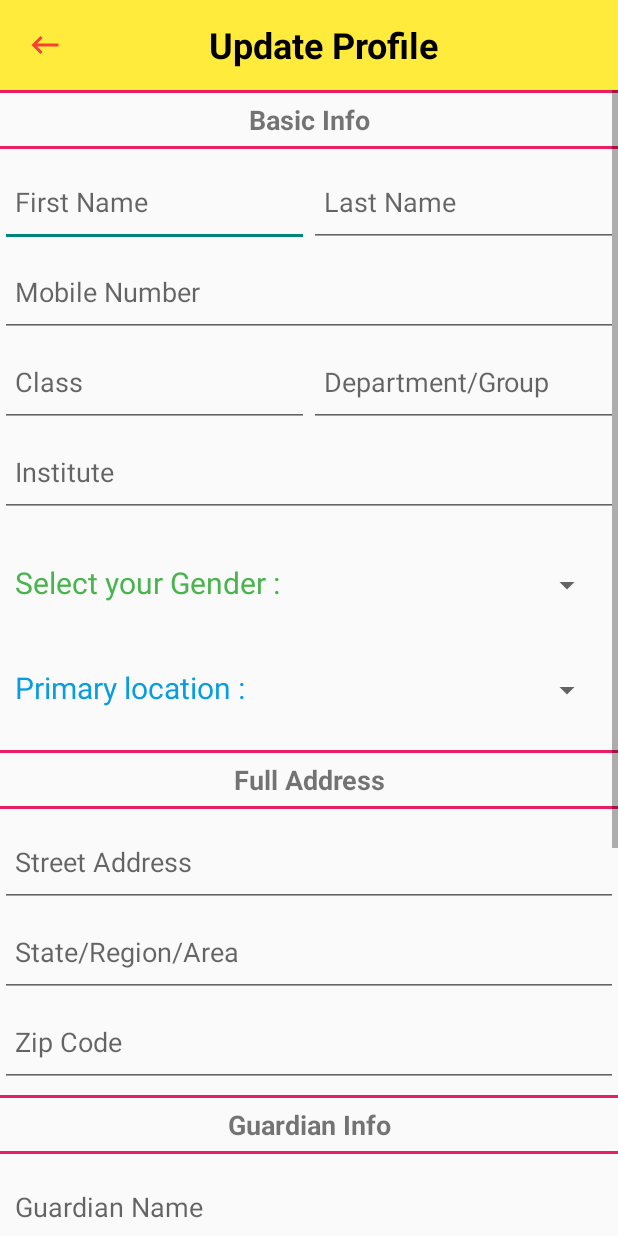
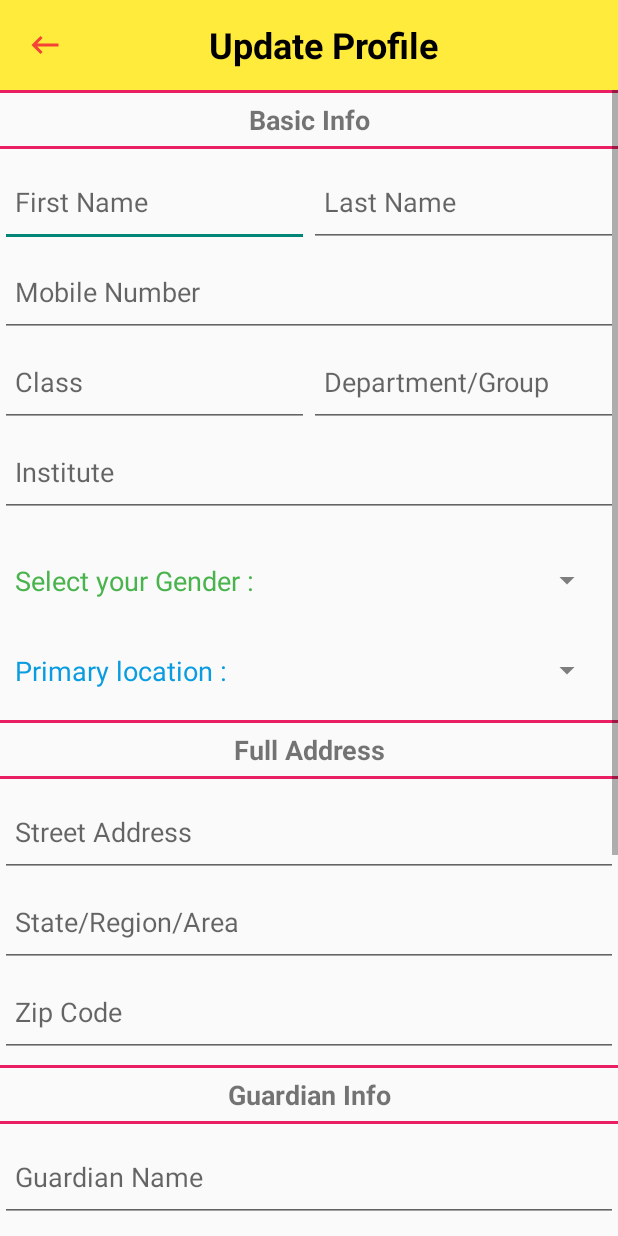
Before and after one commit to shiiifuuuu/DCC_Project_Tutor_Finder, an Android app: the layout activity_update_student_profile.xml on its own in the app's theme, with its tools: preview values and no code run, on a phone screen of 412 x 824 dp. Run offline under Robolectric (Android 15) with nearby library versions, the phone set to English and light mode, and no system bars.

Commit message:
spinner to textview

```diff
--- a/app/src/main/java/com/teamocta/dcc_project/studentActivity/StudentProfileActivity.java
+++ b/app/src/main/java/com/teamocta/dcc_project/studentActivity/StudentProfileActivity.java
@@ -107,7 +107,7 @@ public class StudentProfileActivity extends AppCompatActivity {
         binding.tvUserName.setText(currentStudent.getFirstName() + " " + currentStudent.getLastName());
         binding.tvUserEmail.setText(currentStudent.getEmail());
         binding.tvUserMobile.setText(currentStudent.getMobile());
-        binding.tvUserLocation.setText(currentStudent.getLocation() + ", Dhaka");
+        binding.tvUserLocation.setText(currentStudent.getLocation());
         binding.tvUserGender.setText(currentStudent.getGender());
         if(currentStudent.getImageUrl()!=null){
             Glide.with(this).load(currentStudent.getImageUrl()).into(binding.ivProfilePic);
@@ -131,7 +131,7 @@ public class StudentProfileActivity extends AppCompatActivity {
     //-------PROFILE PIC UPDATE-------
     public void btnUpdatePicClicked(View view) {
 
-        builder.setMessage("Choose Image using...").setPositiveButton("Camera", new DialogInterface.OnClickListener() {
+        builder.setMessage("Choose Image using...").setCancelable(true).setPositiveButton("Camera", new DialogInterface.OnClickListener() {
             @Override
             public void onClick(DialogInterface dialogInterface, int i) {
                 Intent cameraIntent = new Intent(MediaStore.ACTION_IMAGE_CAPTURE);
@@ -241,6 +241,8 @@ public class StudentProfileActivity extends AppCompatActivity {
         intent.putExtra("studentClass", binding.tvUserClass.getText().toString());
         intent.putExtra("department", currentStudent.getDepartment());
         intent.putExtra("institute", binding.tvUserInstitute.getText().toString());
+        intent.putExtra("gender", binding.tvUserGender.getText().toString());
+        intent.putExtra("location", binding.tvUserLocation.getText().toString());
         intent.putExtra("streetAddress", currentStudent.getStreetAddress());
         intent.putExtra("areaAddress", currentStudent.getAreaAddress());
         intent.putExtra("zipCode", currentStudent.getZipCode());
--- a/app/src/main/java/com/teamocta/dcc_project/tutorActivity/TutorProfileActivity.java
+++ b/app/src/main/java/com/teamocta/dcc_project/tutorActivity/TutorProfileActivity.java
@@ -125,7 +125,7 @@ public class TutorProfileActivity extends AppCompatActivity {
 
     //-------PROFILE PIC UPDATE-------
     public void btnUpdatePicClicked(View view) {
-        builder.setMessage("Choose Image using...").setPositiveButton("Camera", new DialogInterface.OnClickListener() {
+        builder.setMessage("Choose Image using...").setCancelable(true).setPositiveButton("Camera", new DialogInterface.OnClickListener() {
             @Override
             public void onClick(DialogInterface dialogInterface, int i) {
                 Intent cameraIntent = new Intent(MediaStore.ACTION_IMAGE_CAPTURE);
@@ -150,10 +150,14 @@ public class TutorProfileActivity extends AppCompatActivity {
             Bitmap imageBitmap = (Bitmap) extras.get("data");
             binding.ivProfilePic.setImageBitmap(imageBitmap);
             mImageUri = getImageUri(getApplicationContext(), imageBitmap);
+
             saveImage();
+
         }else if(requestCode == GALLERY_CODE && resultCode == RESULT_OK && data!=null && data.getData()!=null){
             mImageUri = data.getData();
+
             saveImage();
+
         }else{
             builder.setMessage("Could not get any image.!!").create().show();
         }
--- /dev/null
+++ b/app/src/main/res/drawable/ic_arrow_drop_down_black_24dp.xml
@@ -0,0 +1,9 @@
+<vector xmlns:android="http://schemas.android.com/apk/res/android"
+        android:width="24dp"
+        android:height="24dp"
+        android:viewportWidth="24.0"
+        android:viewportHeight="24.0">
+    <path
+        android:fillColor="#7E7E7E"
+        android:pathData="M7,10l5,5 5,-5z"/>
+</vector>
--- a/app/src/main/res/layout/activity_update_student_profile.xml
+++ b/app/src/main/res/layout/activity_update_student_profile.xml
@@ -126,7 +126,7 @@
                     android:padding="10sp"/>
                 <LinearLayout
                     android:layout_width="match_parent"
-                    android:layout_height="60sp"
+                    android:layout_height="50sp"
                     android:orientation="horizontal"
                     android:layout_marginTop="20sp"
                     android:padding="10sp">
@@ -135,18 +135,21 @@
                         android:layout_height="wrap_content"
                         android:layout_weight="1"
                         android:text="Select your Gender :"
-                        android:textSize="20sp"
+                        android:textSize="18sp"
                         android:textColor="#49B34D"/>
-                    <Spinner
-                        android:id="@+id/spnrGender"
+                    <TextView
+                        android:id="@+id/tvGender"
                         android:layout_width="match_parent"
                         android:layout_height="wrap_content"
                         android:layout_weight="1"
-                        android:entries="@array/gender"></Spinner>
+                        android:onClick="tvGenderClicked"
+                        android:drawableRight="@drawable/ic_arrow_drop_down_black_24dp"
+                        android:layout_marginEnd="12sp"
+                        android:textSize="18sp" />
                 </LinearLayout>
                 <LinearLayout
                     android:layout_width="match_parent"
-                    android:layout_height="60sp"
+                    android:layout_height="50sp"
                     android:orientation="horizontal"
                     android:layout_marginTop="10sp"
                     android:padding="10sp">
@@ -155,15 +158,17 @@
                         android:layout_height="wrap_content"
                         android:layout_weight="1"
                         android:text="Primary location :"
-                        android:textSize="20sp"
+                        android:textSize="18sp"
                         android:textColor="#099CE0"/>
-                    <Spinner
-                        android:id="@+id/spnrLocation"
+                    <TextView
+                        android:id="@+id/tvLocation"
                         android:layout_width="match_parent"
                         android:layout_height="wrap_content"
                         android:layout_weight="1"
-                        android:entries="@array/location"
-                        android:textSize="20sp"></Spinner>
+                        android:onClick="tvLocationClicked"
+                        android:drawableRight="@drawable/ic_arrow_drop_down_black_24dp"
+                        android:layout_marginEnd="12sp"
+                        android:textSize="18sp"/>
                 </LinearLayout>
                 <View
                     android:layout_width="match_parent"
@@ -264,7 +269,7 @@
 
                 <LinearLayout
                     android:layout_width="match_parent"
-                    android:layout_height="wrap_content"
+                    android:layout_height="40sp"
                     android:orientation="horizontal">
                     <TextView
                         android:layout_width="match_parent"
@@ -273,16 +278,19 @@
                         android:text="Days per week: "
                         android:textSize="18sp"
                         android:padding="5sp"/>
-                    <Spinner
+                    <TextView
                         android:layout_width="match_parent"
                         android:layout_height="wrap_content"
-                        android:id="@+id/spnrDaysPerWeek"
-                        android:layout_weight="1"
-                        android:entries="@array/days_per_week"></Spinner>
+                        android:id="@+id/tvDaysPerWeek"
+                        android:textSize="18sp"
+                        android:onClick="tvDaysPerWeekClicked"
+                        android:drawableRight="@drawable/ic_arrow_drop_down_black_24dp"
+                        android:layout_marginEnd="12sp"
+                        android:layout_weight="1" />
                 </LinearLayout>
                 <LinearLayout
                     android:layout_width="match_parent"
-                    android:layout_height="wrap_content"
+                    android:layout_height="40sp"
                     android:orientation="horizontal">
                     <TextView
                         android:layout_width="match_parent"
@@ -296,10 +304,11 @@
                         android:layout_height="wrap_content"
                         android:id="@+id/tvSubjects"
                         android:layout_weight="1"
-                        android:text="click here"
+                        android:drawableRight="@drawable/ic_arrow_drop_down_black_24dp"
+                        android:layout_marginEnd="12sp"
                         android:textSize="18sp"
                         android:textStyle="bold"
-                        android:onClick="onChooseSubjectsClicked" />
+                        android:onClick="tvSubjectsClicked" />
                 </LinearLayout>
                 <EditText
                     android:layout_width="match_parent"
--- a/app/src/main/res/values/strings.xml
+++ b/app/src/main/res/values/strings.xml
@@ -7,14 +7,13 @@
     <string name="err_password_confirmation">Password not matched</string>
 
     <array name="teaching_subjects">
-        <item></item>
         <item>All Subject</item>
         <item>1 Subject</item>
         <item>2 Subjects</item>
         <item>3 Subjects</item>
         <item>4 Subjects</item>
         <item>4 Subjects ++</item>
-        <item>Bangla</item>
+        <item>Bengali</item>
         <item>English</item>
         <item>Math</item>
         <item>Art</item>
@@ -99,7 +98,6 @@
     </array>
 
     <array name="medium">
-        <item></item>
         <item>Bangla Medium</item>
         <item>English Medium</item>
         <item>Arabic Medium</item>
@@ -110,7 +108,6 @@
     </array>
 
     <array name="days_per_week">
-        <item></item>
         <item>1 day</item>
         <item>2 days</item>
         <item>3 days</item>
@@ -121,24 +118,20 @@
     </array>
 
     <array name="tuition_type">
-        <item></item>
         <item>Available</item>
         <item>Not Available</item>
     </array>
     <array name="tuition_session">
-        <item></item>
         <item>One Time Session</item>
         <item>Recurring Session</item>
     </array>
 
     <array name="gender">
-        <item></item>
         <item>Male</item>
         <item>Female</item>
     </array>
 
     <array name="location">
-        <item></item>
         <item>Adabar</item>
         <item>Ashulia</item>
         <item>Azampur</item>
```
Also changed, not shown: app/src/main/java/com/teamocta/dcc_project/studentActivity/UpdateStudentProfileActivity.java (+49 -16 lines).
